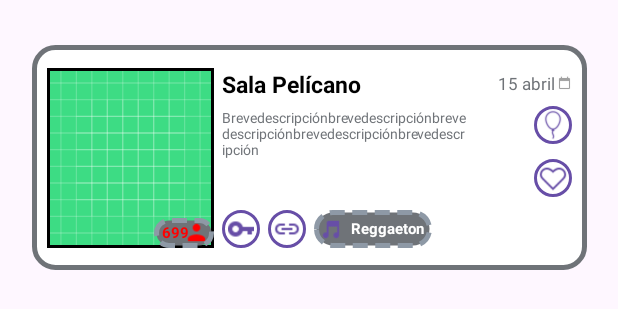
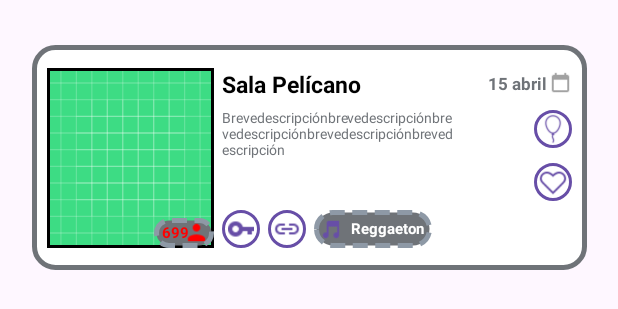
Before and after one commit to SantiFdezz/JustPartyApp, an Android app: the layout recycler_cell.xml on its own in the app's theme, with its tools: preview values and no code run, on a phone screen of 412 x 824 dp. Shown: the top 309 px of the screen. Run offline under Robolectric (Android 15) with nearby library versions, the phone set to English and light mode, and no system bars.

Commit message:
#25 completado recyclerview XML y añadido Fragment_recycler

```diff
--- a/jparty-app/app/src/main/res/layout/recycler_cell.xml
+++ b/jparty-app/app/src/main/res/layout/recycler_cell.xml
@@ -101,6 +101,7 @@
             android:text="15 abril"
             android:textColor="@color/grey"
             android:textSize="11sp"
+            android:textStyle="bold"
             android:layout_marginEnd="1dp"
             app:layout_constraintEnd_toStartOf="@+id/dateicon"
             app:layout_constraintTop_toTopOf="@+id/event_name"
@@ -109,8 +110,8 @@
             />
         <ImageView
             android:id="@+id/dateicon"
-            android:layout_width="10dp"
-            android:layout_height="10dp"
+            android:layout_width="15dp"
+            android:layout_height="15dp"
             android:src="@drawable/date_icon"
             android:layout_marginEnd="10dp"
             app:layout_constraintEnd_toEndOf="@+id/recycler_view"
```
Also changed, not shown: jparty-app/app/src/main/res/layout/fragment_recycler.xml (added, +19 -0 lines).
